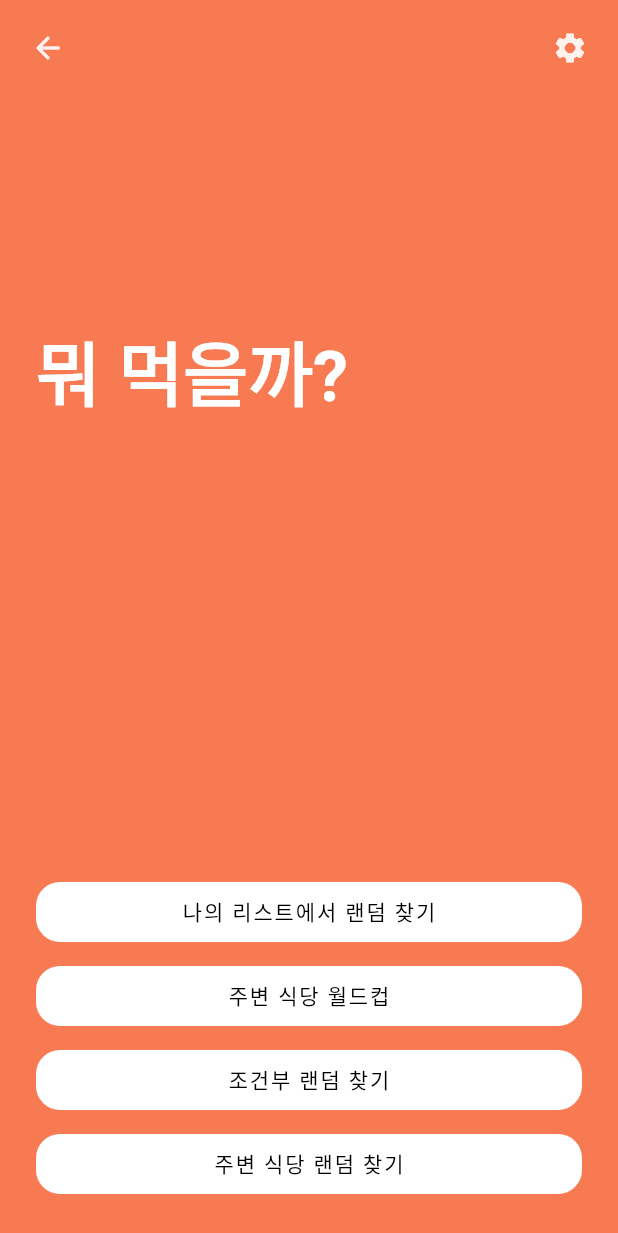
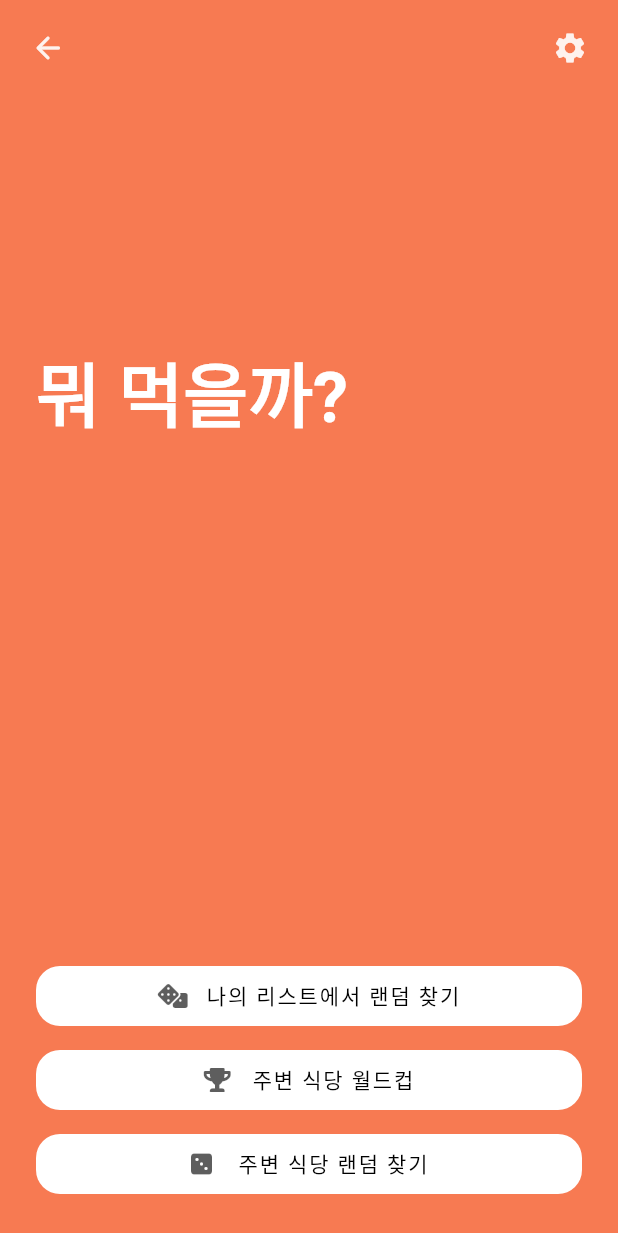
Before and after one commit to Antonio-990510/what_should_i_eat, a Flutter app: the HomePage screen opened directly, on a phone screen of 412 x 824 dp. Shown: the top 1233 px of the screen. Run offline on Flutter 3.47's test engine with Material 2 defaults, Android fonts, the phone set to English and light mode, and no system bars; our stand-ins replace auto_size_text, flutter_rating_bar, font_awesome_flutter, get, google_fonts, image_picker and 1 more.

Commit message:
홈 페이지 업데이트  (#18)
* 조건부 랜덤 찾기 버튼 홈페이지에서 제거

설정 페이지에서 따로 설정하도록 할 예정임

* 아이콘 색상 변경 및 간격 수정

* 홈페이지 아이콘 수정

* 월드컵 버튼 아이콘 변경

```diff
--- a/lib/pages/home_page.dart
+++ b/lib/pages/home_page.dart
@@ -1,4 +1,5 @@
 import 'package:flutter/material.dart';
+import 'package:font_awesome_flutter/font_awesome_flutter.dart';
 import 'package:get/get.dart';
 import 'package:what_should_i_eat/pages/loading_page.dart';
 import 'package:what_should_i_eat/pages/search_result_page.dart';
@@ -53,6 +54,7 @@ class HomePage extends StatelessWidget {
                     );
                   },
                   label: '나의 리스트에서 랜덤 찾기',
+                  iconData: FontAwesomeIcons.dice,
                 ),
                 const SizedBox(height: 8),
                 PrimaryBarButton(
@@ -61,11 +63,7 @@ class HomePage extends StatelessWidget {
                         .startWorldCup(sampleRestaurantList);
                   },
                   label: '주변 식당 월드컵',
-                ),
-                const SizedBox(height: 8),
-                PrimaryBarButton(
-                  onPressed: () {},
-                  label: '조건부 랜덤 찾기',
+                  iconData: FontAwesomeIcons.trophy,
                 ),
                 const SizedBox(height: 8),
                 PrimaryBarButton(
@@ -79,6 +77,7 @@ class HomePage extends StatelessWidget {
                     );
                   },
                   label: '주변 식당 랜덤 찾기',
+                  iconData: FontAwesomeIcons.diceThree,
                 ),
               ],
             ),
--- a/lib/widgets/bar_button.dart
+++ b/lib/widgets/bar_button.dart
@@ -54,8 +54,13 @@ class _BarButton extends StatelessWidget {
           mainAxisAlignment: MainAxisAlignment.center,
           crossAxisAlignment: CrossAxisAlignment.center,
           children: [
-            if (iconData != null) Icon(iconData!, size: 16),
-            if (iconData != null) const SizedBox(width: 8),
+            if (iconData != null)
+              Icon(
+                iconData!,
+                size: 16,
+                color: context.theme.colorScheme.onPrimary.withOpacity(0.7),
+              ),
+            if (iconData != null) const SizedBox(width: 16),
             Text(label),
           ],
         ),
--- a/pubspec.yaml
+++ b/pubspec.yaml
@@ -49,6 +49,7 @@ dependencies:
     git:
       url: https://github.com/jja08111/implicitly_animated_reorderable_list.git
       ref: what_should_i_eat
+  font_awesome_flutter: ^9.2.0
 
 dev_dependencies:
   flutter_test:
```
Also changed, not shown: pubspec.lock.
